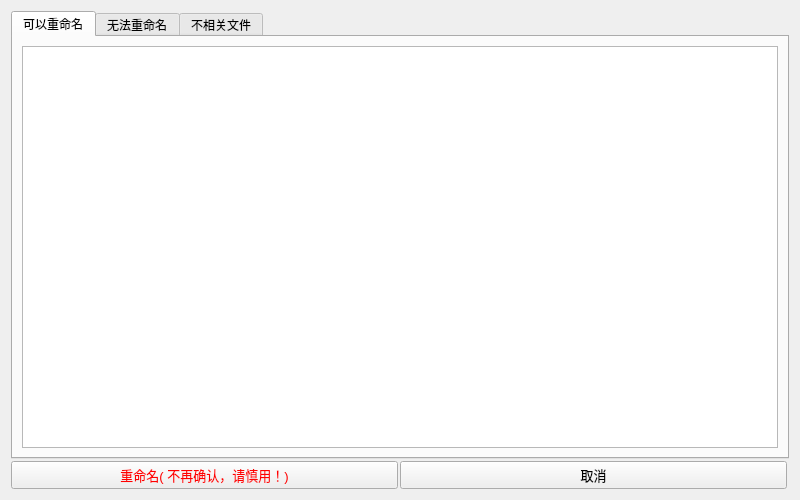
This is ui/PreviewUI.ui in hrpzcf/RenameTool as Qt 5 draws it before an edit. The edited form follows.
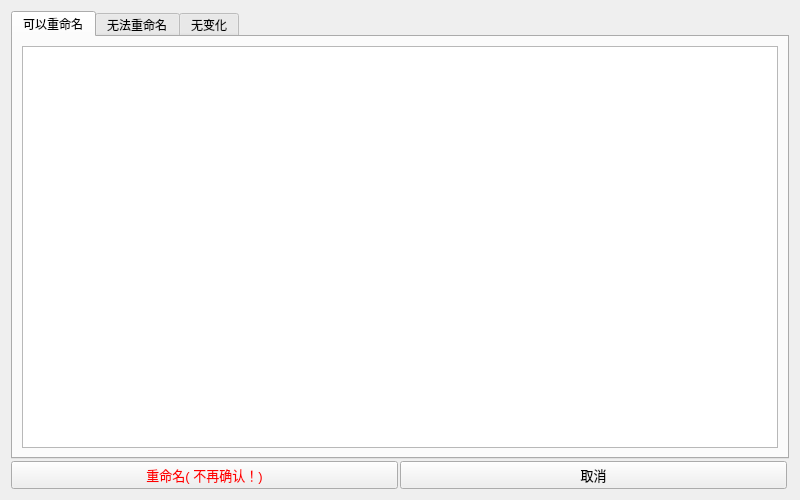
This is the edited form.

```diff
--- a/ui/PreviewUI.ui
+++ b/ui/PreviewUI.ui
@@ -101,7 +101,7 @@
         </widget>
         <widget class="QWidget" name="tab_3">
          <attribute name="title">
-          <string>不相关文件</string>
+          <string>无变化</string>
          </attribute>
          <layout class="QHBoxLayout" name="horizontalLayout_5">
           <item>
@@ -184,7 +184,7 @@
            </font>
           </property>
           <property name="text">
-           <string>重命名( 不再确认，请慎用！)</string>
+           <string>重命名( 不再确认！)</string>
           </property>
          </widget>
         </item>
```
